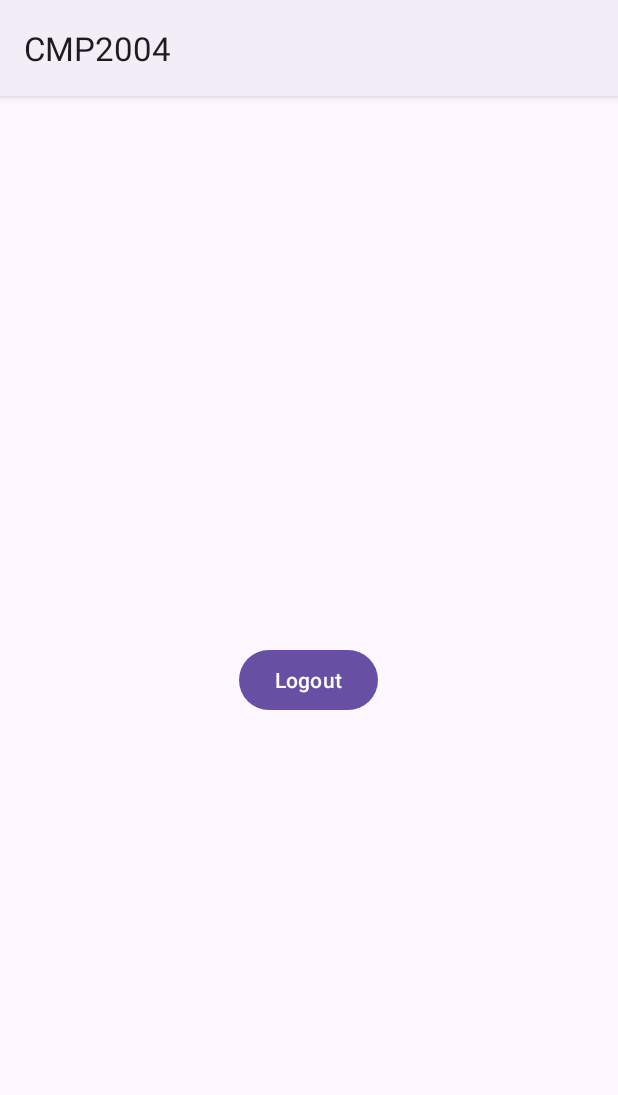
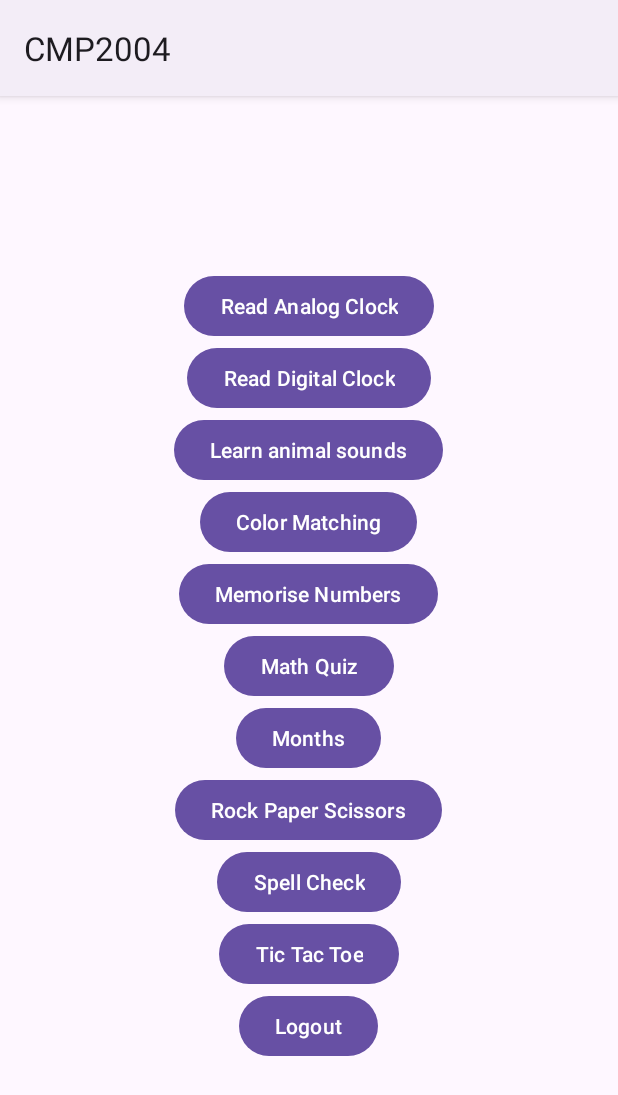
Before and after one commit to furkangomleksiz/CMP2004, an Android app: the screen it shows after launch once a user with an empty profile is signed in (MainActivity), on a phone screen of 412 x 824 dp. Shown: the top 1095 px of the screen. Run offline under Robolectric (Android 15) with nearby library versions, the phone set to English and light mode, and no system bars; our stand-ins replace Firebase (no records; nobody signed in at launch, a user with empty details on screens opened directly).

Commit message:
Final Push with Main Menu

```diff
--- a/app/src/main/AndroidManifest.xml
+++ b/app/src/main/AndroidManifest.xml
@@ -13,6 +13,12 @@
         android:supportsRtl="true"
         android:theme="@style/Theme.Material3.Light"
         tools:targetApi="31">
+        <activity
+            android:name=".TicTacToeActivity"
+            android:exported="false" />
+        <activity
+            android:name=".ColorMatchingActivity"
+            android:exported="false" />
         <activity
             android:name=".RPSActivity"
             android:exported="false" />
--- a/app/src/main/java/com/example/cmp2004/Login.java
+++ b/app/src/main/java/com/example/cmp2004/Login.java
@@ -86,7 +86,7 @@ public class Login extends AppCompatActivity {
                                 progressBar.setVisibility(View.GONE);
                                 if (task.isSuccessful()) {
                                     Toast.makeText(getApplicationContext(), "Login successful.", Toast.LENGTH_SHORT).show();
-                                    Intent intent = new Intent(getApplicationContext(), RPSActivity.class);
+                                    Intent intent = new Intent(getApplicationContext(), MainActivity.class);
                                     startActivity(intent);
                                     finish();
                                 } else {
--- a/app/src/main/java/com/example/cmp2004/MainActivity.java
+++ b/app/src/main/java/com/example/cmp2004/MainActivity.java
@@ -14,8 +14,9 @@ import com.google.firebase.auth.FirebaseUser;
 public class MainActivity extends AppCompatActivity {
 
     FirebaseAuth auth;
-    Button button;
-    TextView textView;
+    Button logoutButton;
+
+
     FirebaseUser user;
     @Override
     protected void onCreate(Bundle savedInstanceState) {
@@ -23,8 +24,7 @@ public class MainActivity extends AppCompatActivity {
         setContentView(R.layout.activity_main);
 
         auth = FirebaseAuth.getInstance();
-        button = findViewById(R.id.logout);
-        textView = findViewById(R.id.user_details);
+        logoutButton = findViewById(R.id.logout);
         user = auth.getCurrentUser();
         if(user == null)
         {
@@ -32,11 +32,8 @@ public class MainActivity extends AppCompatActivity {
             startActivity(intent);
             finish();
         }
-        else {
-            textView.setText(user.getEmail());
-        }
 
-        button.setOnClickListener(new View.OnClickListener() {
+        logoutButton.setOnClickListener(new View.OnClickListener() {
             @Override
             public void onClick(View view) {
                 FirebaseAuth.getInstance().signOut();
@@ -45,5 +42,94 @@ public class MainActivity extends AppCompatActivity {
                 finish();
             }
         });
+
+        Button colorMatchingGameButton = findViewById(R.id.color_matching);
+        colorMatchingGameButton.setOnClickListener(new View.OnClickListener() {
+            @Override
+            public void onClick(View view) {
+                Intent intent = new Intent(MainActivity.this, ColorMatchingActivity.class);
+                startActivity(intent);
+            }
+        });
+        Button analogClockButton = findViewById(R.id.analog_clock);
+        analogClockButton.setOnClickListener(new View.OnClickListener() {
+            @Override
+            public void onClick(View view) {
+                Intent intent = new Intent(MainActivity.this, AnalogClock.class);
+                startActivity(intent);
+            }
+        });
+
+        Button animalSoundButton = findViewById(R.id.animal_sounds);
+        animalSoundButton.setOnClickListener(new View.OnClickListener() {
+            @Override
+            public void onClick(View view) {
+                Intent intent = new Intent(MainActivity.this, AnimalSoundActivity.class);
+                startActivity(intent);
+            }
+        });
+
+        Button digitalClockButton = findViewById(R.id.digital_clock);
+        digitalClockButton.setOnClickListener(new View.OnClickListener() {
+            @Override
+            public void onClick(View view) {
+                Intent intent = new Intent(MainActivity.this, ClockActivity.class);
+                startActivity(intent);
+            }
+        });
+
+        Button forwardNumberButton = findViewById(R.id.forward_numbers);
+        forwardNumberButton.setOnClickListener(new View.OnClickListener() {
+            @Override
+            public void onClick(View view) {
+                Intent intent = new Intent(MainActivity.this, ForwardNumberActivity.class);
+                startActivity(intent);
+            }
+        });
+
+        Button mathQuizButton = findViewById(R.id.math_quiz);
+        mathQuizButton.setOnClickListener(new View.OnClickListener() {
+            @Override
+            public void onClick(View view) {
+                Intent intent = new Intent(MainActivity.this, MathQuizActivity.class);
+                startActivity(intent);
+            }
+        });
+
+        Button monthsButton = findViewById(R.id.months);
+        monthsButton.setOnClickListener(new View.OnClickListener() {
+            @Override
+            public void onClick(View view) {
+                Intent intent = new Intent(MainActivity.this, MonthsActivity.class);
+                startActivity(intent);
+            }
+        });
+
+        Button rpsButton = findViewById(R.id.rockpaperscissors);
+        rpsButton.setOnClickListener(new View.OnClickListener() {
+            @Override
+            public void onClick(View view) {
+                Intent intent = new Intent(MainActivity.this, RPSActivity.class);
+                startActivity(intent);
+            }
+        });
+
+        Button spellCheckButton = findViewById(R.id.spell_check);
+        spellCheckButton.setOnClickListener(new View.OnClickListener() {
+            @Override
+            public void onClick(View view) {
+                Intent intent = new Intent(MainActivity.this, SpellCheckActivity.class);
+                startActivity(intent);
+            }
+        });
+
+        Button tictactoeButton = findViewById(R.id.tictactoe);
+        tictactoeButton.setOnClickListener(new View.OnClickListener() {
+            @Override
+            public void onClick(View view) {
+                Intent intent = new Intent(MainActivity.this, TicTacToeActivity.class);
+                startActivity(intent);
+            }
+        });
     }
 }
--- a/app/src/main/res/layout/activity_main.xml
+++ b/app/src/main/res/layout/activity_main.xml
@@ -8,16 +8,67 @@
     android:layout_height="match_parent"
     tools:context=".MainActivity">
 
-    <TextView
-        android:id="@+id/user_details"
+    <Button
+        android:id="@+id/analog_clock"
+        android:text="Read Analog Clock"
         android:layout_width="wrap_content"
-        android:layout_height="wrap_content"
-        android:text="Hello World!"/>
+        android:layout_height="wrap_content"/>
+    <Button
+        android:id="@+id/digital_clock"
+        android:text="Read Digital Clock"
+        android:layout_width="wrap_content"
+        android:layout_height="wrap_content"/>
+
+    <Button
+        android:id="@+id/animal_sounds"
+        android:text="Learn animal sounds"
+        android:layout_width="wrap_content"
+        android:layout_height="wrap_content"/>
+
+    <Button
+        android:id="@+id/color_matching"
+        android:text="Color Matching"
+        android:layout_width="wrap_content"
+        android:layout_height="wrap_content"/>
+
+    <Button
+        android:id="@+id/forward_numbers"
+        android:text="Memorise Numbers"
+        android:layout_width="wrap_content"
+        android:layout_height="wrap_content"/>
+
+    <Button
+        android:id="@+id/math_quiz"
+        android:text="Math Quiz"
+        android:layout_width="wrap_content"
+        android:layout_height="wrap_content"/>
+
+    <Button
+        android:id="@+id/months"
+        android:text="Months"
+        android:layout_width="wrap_content"
+        android:layout_height="wrap_content"/>
+    <Button
+        android:id="@+id/rockpaperscissors"
+        android:text="Rock Paper Scissors"
+        android:layout_width="wrap_content"
+        android:layout_height="wrap_content"/>
+    <Button
+        android:id="@+id/spell_check"
+        android:text="Spell Check"
+        android:layout_width="wrap_content"
+        android:layout_height="wrap_content"/>
+    <Button
+        android:id="@+id/tictactoe"
+        android:text="Tic Tac Toe"
+        android:layout_width="wrap_content"
+        android:layout_height="wrap_content"/>
 
     <Button
         android:id="@+id/logout"
-        android:text="@string/logout"
         android:layout_width="wrap_content"
-        android:layout_height="wrap_content"/>
+        android:layout_height="wrap_content"
+        android:text="@string/logout" />
+
 
 </LinearLayout>
```
Also changed, not shown: app/src/main/java/com/example/cmp2004/ColorMatchingActivity.java (added, +72 -0 lines), app/src/main/java/com/example/cmp2004/TicTacToeActivity.java (added, +126 -0 lines), app/src/main/res/layout/activity_color_matching.xml (added, +31 -0 lines), app/src/main/res/layout/activity_tic_tac_toe.xml (added, +91 -0 lines).
